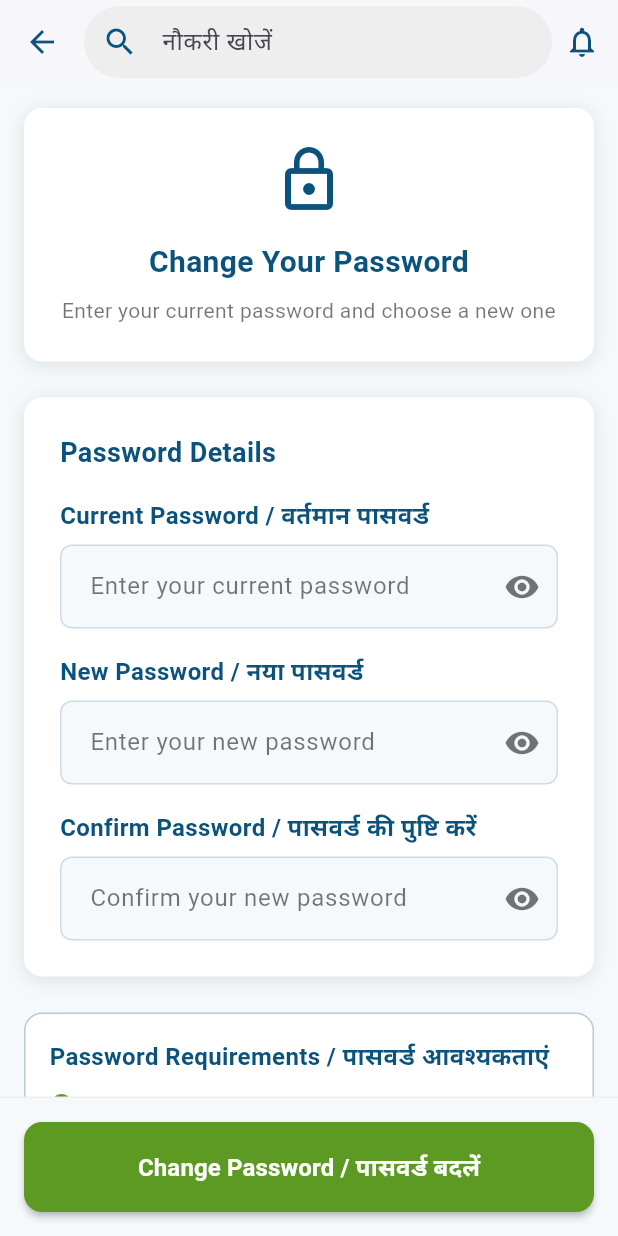
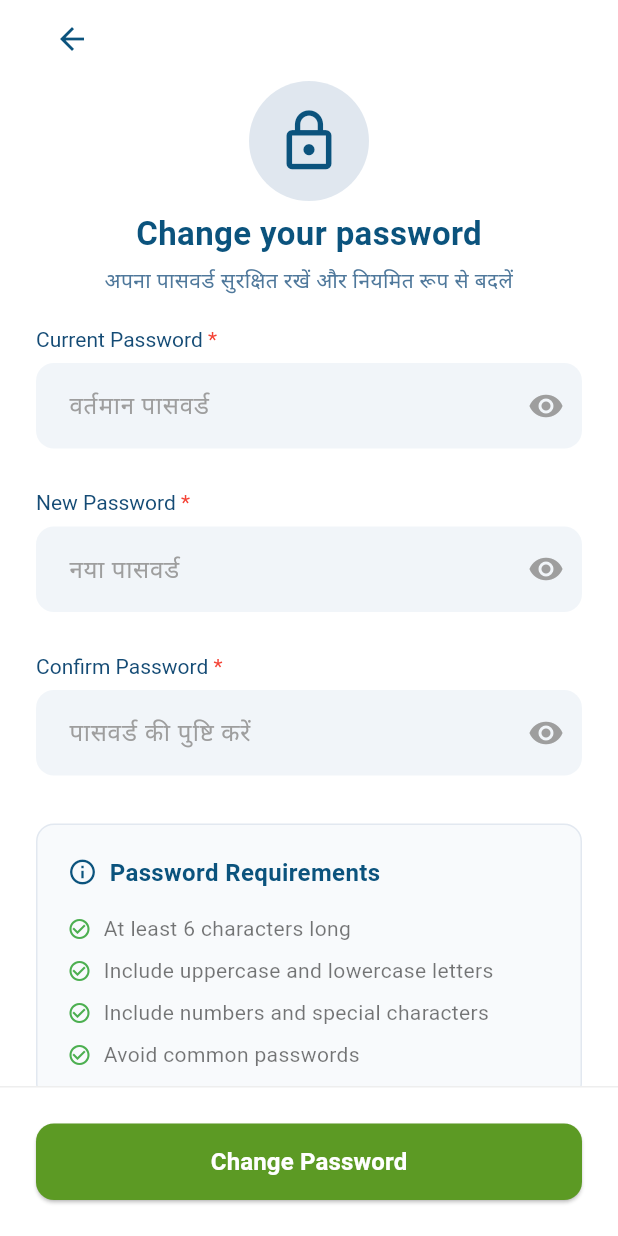
Before and after one commit to Poojadhameja/jobsahi-studentapp, a Flutter app: the ChangePasswordPage screen opened by its route, on a phone screen of 412 x 824 dp. Run offline on Flutter 3.47's test engine with Material 3 defaults, Android fonts, the phone set to English and light mode, and no system bars; our stand-ins replace file_picker.

Commit message:
change password ui changed

```diff
--- a/lib/auth/change_password.dart
+++ b/lib/auth/change_password.dart
@@ -1,6 +1,6 @@
 import 'package:flutter/material.dart';
-import '../../utils/app_constants.dart';
-import '../../utils/navigation_service.dart';
+import '../utils/app_constants.dart';
+import '../utils/navigation_service.dart';
 import '../../widgets/global/custom_app_bar.dart';
 
 class ChangePasswordPage extends StatefulWidget {
@@ -32,134 +32,109 @@ class _ChangePasswordPageState extends State<ChangePasswordPage> {
   @override
   Widget build(BuildContext context) {
     return Scaffold(
-      backgroundColor: AppConstants.backgroundColor,
-      appBar: CustomAppBar(
-        title: 'Change Password/पासवर्ड बदलें',
-        showBackButton: true,
-        onBackPressed: () {
-          // Navigate back to settings page
-          Navigator.of(context).pop();
-        },
-      ),
-      body: Column(
+      backgroundColor: Colors.white,
+      body: SafeArea(
+        child: Column(
           children: [
             // Scrollable content
             Expanded(
               child: SingleChildScrollView(
-              padding: const EdgeInsets.all(AppConstants.defaultPadding),
-              child: Form(
-                key: _formKey,
+                padding: const EdgeInsets.symmetric(
+                  horizontal: AppConstants.largePadding,
+                ),
                 child: Column(
                   crossAxisAlignment: CrossAxisAlignment.start,
                   children: [
-                    // Header section
-                    _buildHeader(),
-                    const SizedBox(height: AppConstants.largePadding),
+                    const SizedBox(height: 2),
 
-                    // Password form
-                    _buildPasswordForm(),
-                    const SizedBox(height: AppConstants.largePadding),
+                    /// Back button
+                    IconButton(
+                      icon: const Icon(
+                        Icons.arrow_back,
+                        color: AppConstants.textPrimaryColor,
+                      ),
+                      onPressed: () => Navigator.of(context).pop(),
+                    ),
+                    const SizedBox(height: 4),
 
-                    // Password requirements
-                    _buildPasswordRequirements(),
+                    /// Profile avatar & title
+                    Center(
+                      child: Column(
+                        children: [
+                          const CircleAvatar(
+                            radius: 40,
+                            backgroundColor: Color(0xFFE0E7EF),
+                            child: Icon(
+                              Icons.lock_outline,
+                              size: 45,
+                              color: AppConstants.textPrimaryColor,
+                            ),
+                          ),
+                          const SizedBox(height: 6),
+                          const Text(
+                            "Change your password",
+                            style: TextStyle(
+                              fontSize: 22,
+                              fontWeight: FontWeight.bold,
+                              color: AppConstants.textPrimaryColor,
+                            ),
+                          ),
+                          const SizedBox(height: 6),
+                          const Text(
+                            "अपना पासवर्ड सुरक्षित रखें और नियमित रूप से बदलें",
+                            style: TextStyle(
+                              fontSize: 14,
+                              color: Color(0xFF4F789B),
+                            ),
+                            textAlign: TextAlign.center,
+                          ),
                         ],
                       ),
+                    ),
+                    const SizedBox(height: 20),
+
+                    /// Form fields
+                    Form(key: _formKey, child: _buildFormFields()),
+                    const SizedBox(height: 24),
+
+                    /// Password requirements
+                    _buildPasswordRequirements(),
+                    const SizedBox(height: 40),
+                  ],
                 ),
               ),
             ),
 
             // Fixed bottom button
             Container(
-            padding: const EdgeInsets.all(AppConstants.defaultPadding),
+              padding: const EdgeInsets.all(AppConstants.largePadding),
               decoration: BoxDecoration(
-              color: AppConstants.backgroundColor,
+                color: Colors.white,
                 border: Border(top: BorderSide(color: Colors.grey.shade200)),
               ),
               child: _buildSubmitButton(),
             ),
           ],
         ),
-    );
-  }
-
-  Widget _buildHeader() {
-    return Container(
-      width: double.infinity,
-      padding: const EdgeInsets.all(AppConstants.largePadding),
-      decoration: BoxDecoration(
-        color: AppConstants.cardBackgroundColor,
-        borderRadius: BorderRadius.circular(AppConstants.borderRadius),
-        boxShadow: [
-          BoxShadow(
-            color: Colors.black.withOpacity(0.1),
-            blurRadius: 10,
-            offset: const Offset(0, 2),
-          ),
-        ],
-      ),
-      child: Column(
-        children: [
-          Icon(Icons.lock_outline, size: 48, color: AppConstants.primaryColor),
-          const SizedBox(height: AppConstants.defaultPadding),
-
-          Text(
-            'Change Your Password',
-            style: AppConstants.headingStyle.copyWith(
-              fontSize: 20,
-              fontWeight: FontWeight.bold,
-            ),
-            textAlign: TextAlign.center,
-          ),
-
-          const SizedBox(height: AppConstants.smallPadding),
-
-          Text(
-            'Enter your current password and choose a new one',
-            style: AppConstants.captionStyle.copyWith(
-              color: AppConstants.textSecondaryColor,
-            ),
-            textAlign: TextAlign.center,
-          ),
-        ],
       ),
     );
   }
 
-  Widget _buildPasswordForm() {
-    return Container(
-      width: double.infinity,
-      padding: const EdgeInsets.all(AppConstants.largePadding),
-      decoration: BoxDecoration(
-        color: AppConstants.cardBackgroundColor,
-        borderRadius: BorderRadius.circular(AppConstants.borderRadius),
-        boxShadow: [
-          BoxShadow(
-            color: Colors.black.withOpacity(0.1),
-            blurRadius: 10,
-            offset: const Offset(0, 2),
-          ),
-        ],
-      ),
-      child: Column(
-        crossAxisAlignment: CrossAxisAlignment.start,
+  /// Builds the form fields with modern styling
+  Widget _buildFormFields() {
+    return Column(
       children: [
-          Text(
-            'Password Details',
-            style: AppConstants.subheadingStyle.copyWith(
-              color: AppConstants.primaryColor,
-            ),
-          ),
-          const SizedBox(height: AppConstants.defaultPadding),
-
-          // Old Password Field
-          _buildPasswordField(
+        // Current Password
+        _buildFormField(
           controller: _oldPasswordController,
-            label: 'Current Password / वर्तमान पासवर्ड',
-            hint: 'Enter your current password',
-            isVisible: _isOldPasswordVisible,
-            onVisibilityChanged: (value) {
+          label: "Current Password*",
+          hint: "वर्तमान पासवर्ड",
+          prefixIcon: Icons.lock,
+          isPassword: true,
+          passwordVisible: _isOldPasswordVisible,
+          onPasswordToggle: () {
             setState(() {
-                _isOldPasswordVisible = value;
+              _isOldPasswordVisible = !_isOldPasswordVisible;
             });
           },
           validator: (value) {
@@ -169,18 +144,19 @@ class _ChangePasswordPageState extends State<ChangePasswordPage> {
             return null;
           },
         ),
+        const SizedBox(height: 20),
 
-          const SizedBox(height: AppConstants.defaultPadding),
-
-          // New Password Field
-          _buildPasswordField(
+        // New Password
+        _buildFormField(
           controller: _newPasswordController,
-            label: 'New Password / नया पासवर्ड',
-            hint: 'Enter your new password',
-            isVisible: _isNewPasswordVisible,
-            onVisibilityChanged: (value) {
+          label: "New Password*",
+          hint: "नया पासवर्ड",
+          prefixIcon: Icons.lock_outline,
+          isPassword: true,
+          passwordVisible: _isNewPasswordVisible,
+          onPasswordToggle: () {
             setState(() {
-                _isNewPasswordVisible = value;
+              _isNewPasswordVisible = !_isNewPasswordVisible;
             });
           },
           validator: (value) {
@@ -193,18 +169,19 @@ class _ChangePasswordPageState extends State<ChangePasswordPage> {
             return null;
           },
         ),
+        const SizedBox(height: 20),
 
-          const SizedBox(height: AppConstants.defaultPadding),
-
-          // Confirm Password Field
-          _buildPasswordField(
+        // Confirm Password
+        _buildFormField(
           controller: _confirmPasswordController,
-            label: 'Confirm Password / पासवर्ड की पुष्टि करें',
-            hint: 'Confirm your new password',
-            isVisible: _isConfirmPasswordVisible,
-            onVisibilityChanged: (value) {
+          label: "Confirm Password*",
+          hint: "पासवर्ड की पुष्टि करें",
+          prefixIcon: Icons.lock_outline,
+          isPassword: true,
+          passwordVisible: _isConfirmPasswordVisible,
+          onPasswordToggle: () {
             setState(() {
-                _isConfirmPasswordVisible = value;
+              _isConfirmPasswordVisible = !_isConfirmPasswordVisible;
             });
           },
           validator: (value) {
@@ -218,96 +195,85 @@ class _ChangePasswordPageState extends State<ChangePasswordPage> {
           },
         ),
       ],
-      ),
     );
   }
 
-  Widget _buildPasswordField({
+  /// Helper method for form fields with modern styling
+  Widget _buildFormField({
     required TextEditingController controller,
     required String label,
     required String hint,
-    required bool isVisible,
-    required Function(bool) onVisibilityChanged,
+    required IconData prefixIcon,
     required String? Function(String?) validator,
+    bool isPassword = false,
+    bool? passwordVisible,
+    VoidCallback? onPasswordToggle,
   }) {
     return Column(
       crossAxisAlignment: CrossAxisAlignment.start,
       children: [
-        Text(
-          label,
-          style: AppConstants.bodyStyle.copyWith(
-            fontWeight: FontWeight.w600,
-            color: AppConstants.textPrimaryColor,
+        RichText(
+          text: TextSpan(
+            text: label.replaceAll('*', ''),
+            style: const TextStyle(fontSize: 14, color: Color(0xFF144B75)),
+            children: [
+              if (label.contains('*'))
+                const TextSpan(
+                  text: ' *',
+                  style: TextStyle(color: Colors.red),
+                ),
+            ],
           ),
         ),
-        const SizedBox(height: AppConstants.smallPadding),
-
+        const SizedBox(height: 8),
         TextFormField(
           controller: controller,
-          obscureText: !isVisible,
-          validator: validator,
+          obscureText: isPassword ? !(passwordVisible ?? false) : false,
           decoration: InputDecoration(
             hintText: hint,
-            hintStyle: TextStyle(color: AppConstants.textSecondaryColor),
+            hintStyle: const TextStyle(color: Colors.grey),
             filled: true,
-            fillColor: AppConstants.backgroundColor,
+            fillColor: const Color(0xFFF1F5F9),
             border: OutlineInputBorder(
-              borderRadius: BorderRadius.circular(
-                AppConstants.smallBorderRadius,
-              ),
-              borderSide: BorderSide(color: AppConstants.borderColor),
-            ),
-            enabledBorder: OutlineInputBorder(
-              borderRadius: BorderRadius.circular(
-                AppConstants.smallBorderRadius,
-              ),
-              borderSide: BorderSide(color: AppConstants.borderColor),
-            ),
-            focusedBorder: OutlineInputBorder(
-              borderRadius: BorderRadius.circular(
-                AppConstants.smallBorderRadius,
-              ),
-              borderSide: BorderSide(
-                color: AppConstants.primaryColor,
-                width: 2,
-              ),
-            ),
-            errorBorder: OutlineInputBorder(
-              borderRadius: BorderRadius.circular(
-                AppConstants.smallBorderRadius,
-              ),
-              borderSide: BorderSide(color: AppConstants.errorColor),
-            ),
-            suffixIcon: IconButton(
-              icon: Icon(
-                isVisible ? Icons.visibility_off : Icons.visibility,
-                color: AppConstants.textSecondaryColor,
-              ),
-              onPressed: () => onVisibilityChanged(!isVisible),
+              borderRadius: BorderRadius.circular(12),
+              borderSide: BorderSide.none,
             ),
             contentPadding: const EdgeInsets.symmetric(
-              horizontal: AppConstants.defaultPadding,
-              vertical: AppConstants.defaultPadding,
+              horizontal: 18,
+              vertical: 16,
             ),
+            suffixIcon: isPassword
+                ? IconButton(
+                    icon: Icon(
+                      passwordVisible ?? false
+                          ? Icons.visibility_off
+                          : Icons.visibility,
+                      color: Colors.grey,
                     ),
+                    onPressed: onPasswordToggle,
+                  )
+                : null,
           ),
+          validator: validator,
+        ),
+        const SizedBox(height: 8),
       ],
     );
   }
 
+  /// Builds the submit button with modern styling
   Widget _buildSubmitButton() {
     return SizedBox(
       width: double.infinity,
       child: ElevatedButton(
         onPressed: _isLoading ? null : _handlePasswordChange,
         style: ElevatedButton.styleFrom(
-          backgroundColor: AppConstants.secondaryColor,
+          backgroundColor: const Color(0xFF5C9A24),
           foregroundColor: Colors.white,
-          padding: const EdgeInsets.symmetric(vertical: 18),
+          padding: const EdgeInsets.symmetric(vertical: 14),
           shape: RoundedRectangleBorder(
-            borderRadius: BorderRadius.circular(AppConstants.borderRadius),
+            borderRadius: BorderRadius.circular(12),
           ),
-          elevation: 2,
         ),
         child: _isLoading
             ? const SizedBox(
@@ -318,70 +284,94 @@ class _ChangePasswordPageState extends State<ChangePasswordPage> {
                   valueColor: AlwaysStoppedAnimation<Color>(Colors.white),
                 ),
               )
-            : Text(
-                'Change Password / पासवर्ड बदलें',
+            : const Text(
+                "Change Password",
                 style: TextStyle(fontSize: 16, fontWeight: FontWeight.bold),
               ),
       ),
     );
   }
 
+  /// Builds password requirements section
   Widget _buildPasswordRequirements() {
     return Container(
       width: double.infinity,
-      padding: const EdgeInsets.all(AppConstants.defaultPadding),
+      padding: const EdgeInsets.all(20),
       decoration: BoxDecoration(
-        color: AppConstants.cardBackgroundColor,
-        borderRadius: BorderRadius.circular(AppConstants.borderRadius),
-        border: Border.all(color: AppConstants.borderColor.withOpacity(0.3)),
+        color: const Color(0xFFF8FAFC),
+        borderRadius: BorderRadius.circular(12),
+        border: Border.all(color: const Color(0xFFE2E8F0)),
       ),
       child: Column(
         crossAxisAlignment: CrossAxisAlignment.start,
         children: [
-          Text(
-            'Password Requirements / पासवर्ड आवश्यकताएं',
-            style: AppConstants.bodyStyle.copyWith(
-              fontWeight: FontWeight.w600,
+          Row(
+            children: [
+              Icon(
+                Icons.info_outline,
+                size: 20,
                 color: AppConstants.primaryColor,
               ),
+              const SizedBox(width: 8),
+              Text(
+                'Password Requirements',
+                style: TextStyle(
+                  fontSize: 16,
+                  fontWeight: FontWeight.w600,
+                  color: AppConstants.textPrimaryColor,
                 ),
-          const SizedBox(height: AppConstants.smallPadding),
+              ),
+            ],
+          ),
+          const SizedBox(height: 16),
 
-          _buildRequirementItem('At least 6 characters long', true),
-          _buildRequirementItem('Should not be same as current password', true),
           _buildRequirementItem(
-            'Use a combination of letters and numbers',
-            false,
+            'At least 6 characters long',
+            Icons.check_circle_outline,
+            Colors.green,
           ),
-          _buildRequirementItem('Avoid common passwords', false),
+          const SizedBox(height: 8),
+
+          _buildRequirementItem(
+            'Include uppercase and lowercase letters',
+            Icons.check_circle_outline,
+            Colors.green,
+          ),
+          const SizedBox(height: 8),
+
+          _buildRequirementItem(
+            'Include numbers and special characters',
+            Icons.check_circle_outline,
+            Colors.green,
+          ),
+          const SizedBox(height: 8),
+
+          _buildRequirementItem(
+            'Avoid common passwords',
+            Icons.check_circle_outline,
+            Colors.green,
+          ),
         ],
       ),
     );
   }
 
-  Widget _buildRequirementItem(String text, bool isRequired) {
-    return Padding(
-      padding: const EdgeInsets.symmetric(vertical: 2),
-      child: Row(
+  /// Builds individual requirement item
+  Widget _buildRequirementItem(String text, IconData icon, Color color) {
+    return Row(
       children: [
-          Icon(
-            isRequired ? Icons.check_circle : Icons.info_outline,
-            size: 16,
-            color: isRequired
-                ? AppConstants.successColor
-                : AppConstants.textSecondaryColor,
-          ),
-          const SizedBox(width: AppConstants.smallPadding),
+        Icon(icon, size: 16, color: color),
+        const SizedBox(width: 8),
         Expanded(
           child: Text(
             text,
-              style: AppConstants.captionStyle.copyWith(
+            style: TextStyle(
+              fontSize: 14,
               color: AppConstants.textSecondaryColor,
             ),
           ),
         ),
       ],
-      ),
     );
   }
 
@@ -443,7 +433,7 @@ class _ChangePasswordPageState extends State<ChangePasswordPage> {
           TextButton(
             onPressed: () {
               Navigator.of(context).pop();
-              NavigationService.goBack();
+              Navigator.of(context).pop();
             },
             child: Text(
               'OK',
```
Lines whose indentation alone changed are shown as unchanged.
